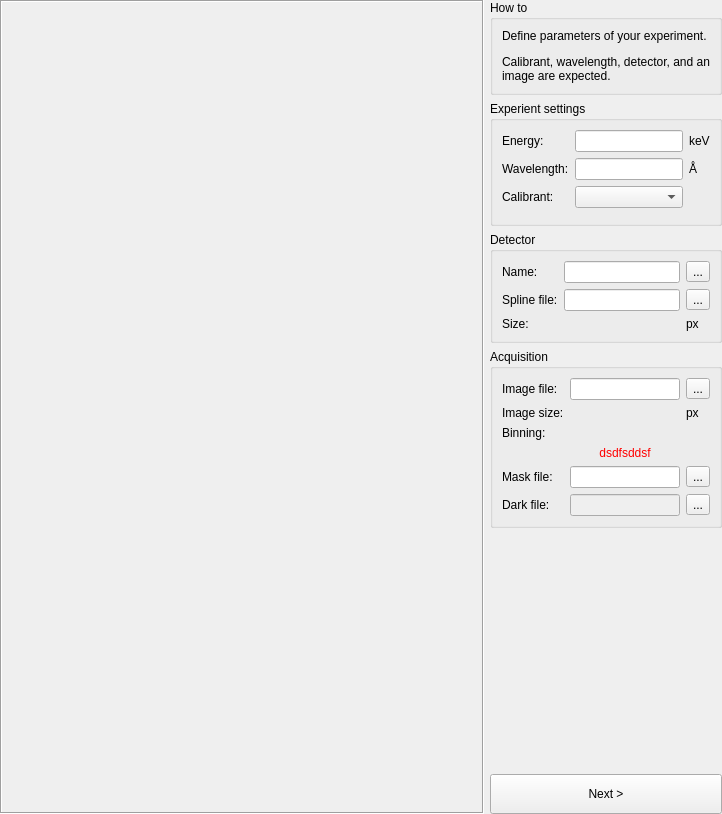
Qt form pyFAI/resources/gui/calibration-experiment.ui (silx-kit/pyFAI) before a commit.
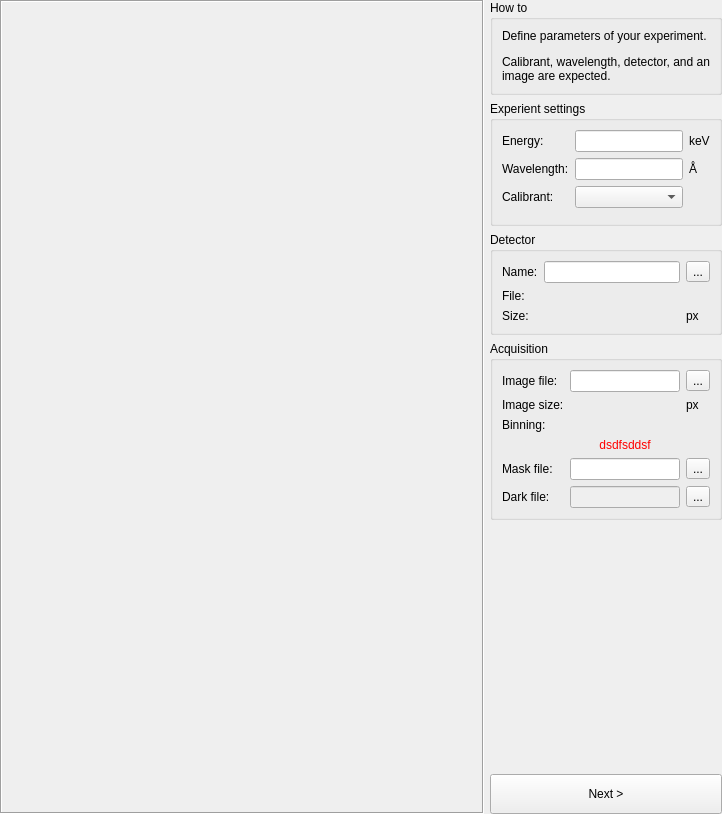
The same form after that commit. Custom widgets are drawn as their Qt base class.

Commit message: Clean up spline file edition from the main GUI

Patch:
```diff
--- a/pyFAI/resources/gui/calibration-experiment.ui
+++ b/pyFAI/resources/gui/calibration-experiment.ui
@@ -164,13 +164,6 @@
          <string>Detector</string>
         </property>
         <layout class="QGridLayout" name="gridLayout_3" columnstretch="0,0,0">
-         <item row="2" column="1">
-          <widget class="FileEdit" name="_spline">
-           <property name="text">
-            <string/>
-           </property>
-          </widget>
-         </item>
          <item row="0" column="2">
           <widget class="QToolButton" name="_customDetector">
            <property name="text">
@@ -198,7 +191,7 @@
          <item row="2" column="0">
           <widget class="QLabel" name="label_4">
            <property name="text">
-            <string>Spline file:</string>
+            <string>File:</string>
            </property>
            <property name="buddy">
             <cstring>_image</cstring>
@@ -215,13 +208,6 @@
            </property>
           </widget>
          </item>
-         <item row="2" column="2">
-          <widget class="QToolButton" name="_splineLoader">
-           <property name="text">
-            <string>...</string>
-           </property>
-          </widget>
-         </item>
          <item row="0" column="1">
           <widget class="DetectorLineEdit" name="_detectorLineEdit"/>
          </item>
@@ -232,6 +218,13 @@
            </property>
           </widget>
          </item>
+         <item row="2" column="1">
+          <widget class="ElidedLabel" name="_detectorFileDescription">
+           <property name="text">
+            <string/>
+           </property>
+          </widget>
+         </item>
         </layout>
        </widget>
       </item>
@@ -425,6 +418,11 @@
    <extends>QLineEdit</extends>
    <header>pyFAI.gui.calibration.DetectorLineEdit</header>
   </customwidget>
+  <customwidget>
+   <class>ElidedLabel</class>
+   <extends>QLabel</extends>
+   <header>pyFAI.gui.widgets.ElidedLabel</header>
+  </customwidget>
  </customwidgets>
  <resources/>
  <connections/>
```
Left out of the diff: 5 changed lines with no effect on the pictures. The commit also changes 2 other files.
